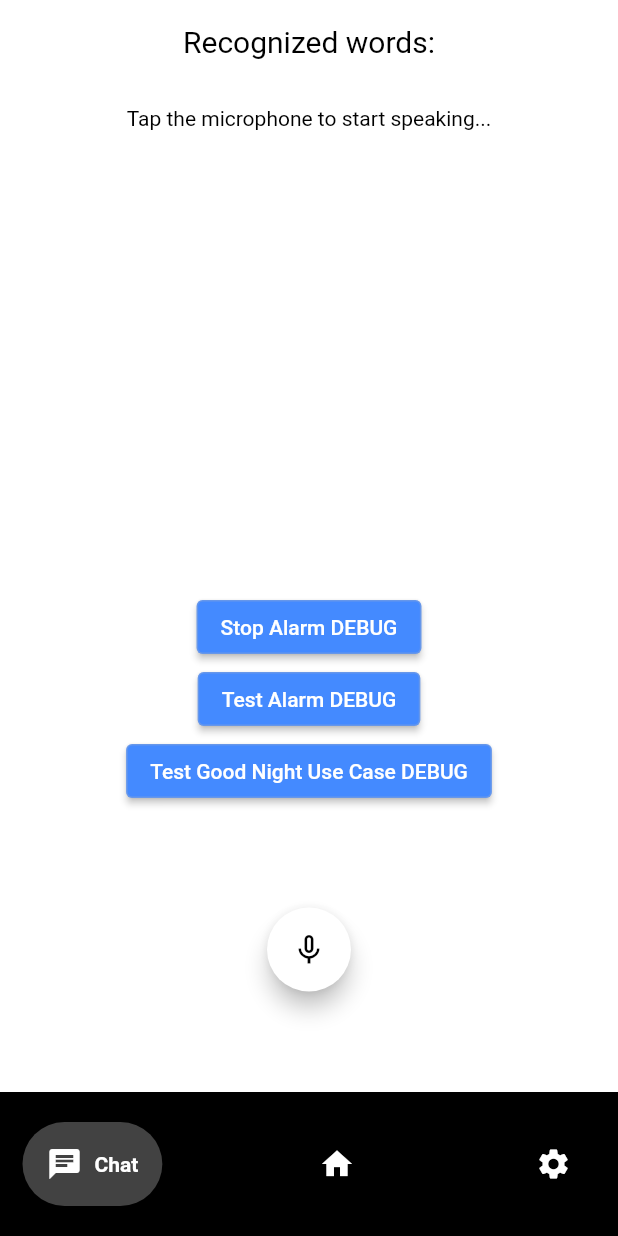
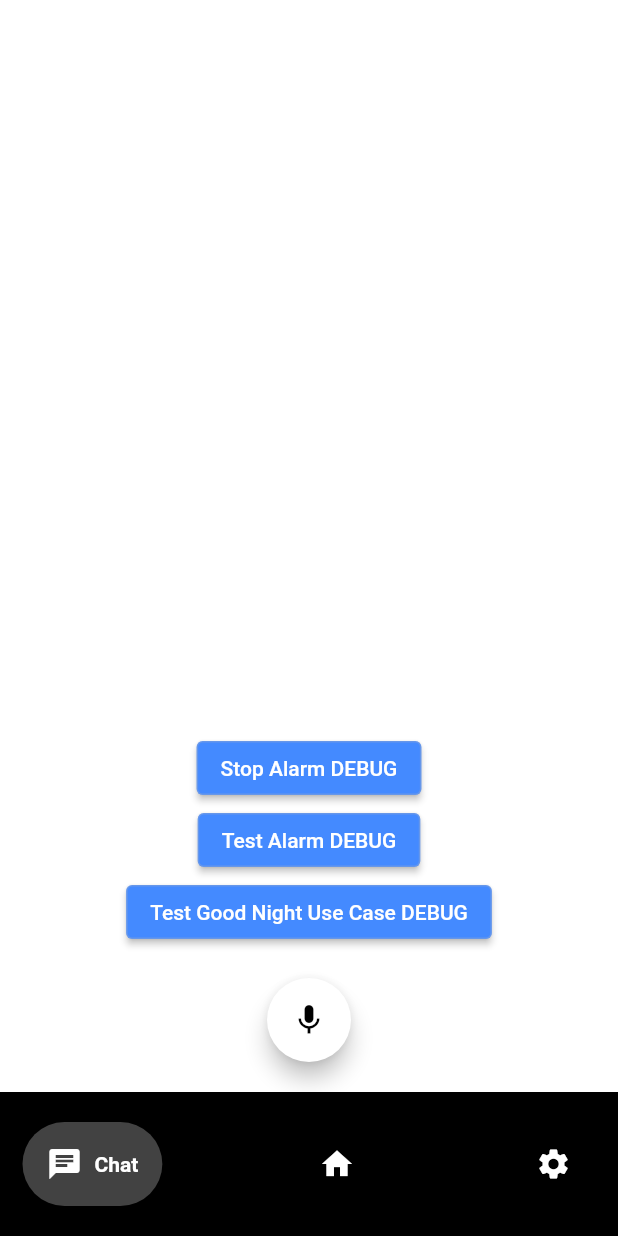
Before and after one commit to ASWE-PDA/Personal-Digital-Agent, a Flutter app: the screen it shows after launch, on a phone screen of 412 x 824 dp. Run offline on Flutter 3.47's test engine with Material 2 defaults, Android fonts, the light colour scheme and no system bars; drawn by our look-alikes of avatar_glow, google_nav_bar; our stand-ins replace flutter_local_notifications, flutter_tts, shared_preferences, timezone; missing offline and left inert: alarm.

Commit message:
Revert "implement speech_to_text"

```diff
--- a/lib/chat.dart
+++ b/lib/chat.dart
@@ -1,4 +1,3 @@
-import 'package:avatar_glow/avatar_glow.dart';
 import 'package:flutter/material.dart';
 import 'package:flutter_tts/flutter_tts.dart';
 import 'package:luna/Services/Alarm/alarm_service.dart';
@@ -8,8 +7,6 @@ import 'package:luna/Services/notification_service.dart';
 import 'package:luna/UseCases/good_night_use_case.dart';
 import 'package:provider/provider.dart';
 import 'package:shared_preferences/shared_preferences.dart';
-import 'package:speech_to_text/speech_recognition_result.dart';
-import 'package:speech_to_text/speech_to_text.dart';
 
 class ChatPage extends StatefulWidget {
   @override
@@ -18,18 +15,9 @@ class ChatPage extends StatefulWidget {
 
 class _ChatPageState extends State<ChatPage> {
   FlutterTts flutterTts = FlutterTts();
-  SpeechToText _speechToText = SpeechToText();
-  bool _speechEnabled = false;
-  String lastWords = '';
+  bool recording = false;
   String user = "";
   String ip = "";
-
-  @override
-  void initState() {
-    super.initState();
-    loadPreferences();
-    _initSpeech();
-  }
 
   BridgeModel userModel = BridgeModel();
   loadPreferences() {
@@ -39,30 +27,10 @@ class _ChatPageState extends State<ChatPage> {
     print(user);
   }
 
-  // initialize speech to text, only once
-  void _initSpeech() async {
-    _speechEnabled = await _speechToText.initialize();
-    setState(() {});
-  }
-
-  // each time to start a speech recognition session
-  void _startListening() async {
-    lastWords = '';
-    await _speechToText.listen(onResult: _onSpeechResult);
-    setState(() {});
-  }
-
-  // manually stop the active speech recognition session
-  void _stopListening() async {
-    await _speechToText.stop();
-    setState(() {});
-  }
-
-  // callback that the SpeechToText plugin uses to return the recognized words
-  void _onSpeechResult(SpeechRecognitionResult result) {
-    setState(() {
-      lastWords = result.recognizedWords;
-    });
+  @override
+  void initState() {
+    super.initState();
+    loadPreferences();
   }
 
   @override
@@ -72,32 +40,7 @@ class _ChatPageState extends State<ChatPage> {
         body: Center(
       child: Column(
         mainAxisAlignment: MainAxisAlignment.end,
-          children: <Widget>[
-            //TODO: Widget necessary?
-            Container(
-              padding: EdgeInsets.all(16),
-              child: Text(
-                'Recognized words:',
-                style: TextStyle(fontSize: 20.0),
-              ),
-            ),
-            Expanded(
-              child: Container(
-                padding: EdgeInsets.all(16),
-                child: Text(
-                  // if recording is active: show the recognized words
-                  _speechToText.isListening
-                      ? lastWords
-                      // if recording isn't active but could be tell the user
-                      // how to start it, otherwise indicate that speed
-                      // recognition is not yet ready or not supported on
-                      // target device
-                      : _speechEnabled
-                          ? 'Tap the microphone to start speaking...'
-                          : 'Speech recognition is not available on this device.',
-                ),
-              ),
-            ),
+        children: [
           ElevatedButton(
               onPressed: () async {
                 stopAlarm();
@@ -115,29 +58,15 @@ class _ChatPageState extends State<ChatPage> {
               child: Text("Test Good Night Use Case DEBUG")),
           Padding(
             padding: const EdgeInsets.all(20.0),
-              child: AvatarGlow(
-                // using AvaterGLow to animate the recording button when active
-                animate: _speechToText.isListening,
-                glowColor: Theme.of(context).primaryColor,
-                endRadius: 75.0,
-                duration: const Duration(milliseconds: 2000),
-                repeatPauseDuration: const Duration(milliseconds: 100),
-                repeat: true,
             child: FloatingActionButton(
-                  onPressed:
-                      // if not yet listening: start listening, otherwise stop
-                      _speechToText.isNotListening
-                          ? _startListening
-                          : _stopListening,
-                  child: Icon(_speechToText.isNotListening
-                      ? Icons.mic_none
-                      : Icons.mic),
-                ),
+              onPressed: () {
+                recording = !recording;
+              },
+              child: Icon(Icons.mic),
             ),
           ),
         ],
       ),
-      ),
-    );
+    ));
   }
 }
--- a/pubspec.yaml
+++ b/pubspec.yaml
@@ -18,8 +18,6 @@ dependencies:
   shared_preferences: ^2.0.16
   http:
   flutter_tts: ^3.6.2
-  speech_to_text:
-  avatar_glow:
   alarm: ^0.2.9
   flutter_local_notifications: ^13.0.0
   timezone: ^0.9.0
```
Also changed, not shown: pubspec.lock, 4 other files. Lines whose indentation alone changed are shown as unchanged.
